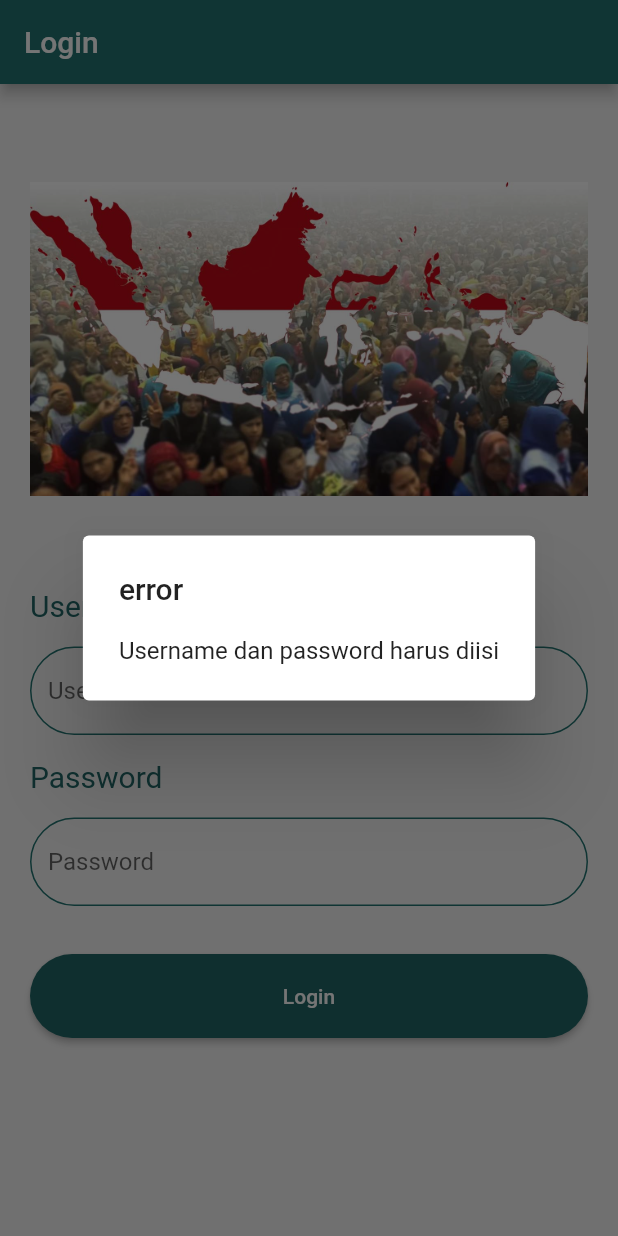
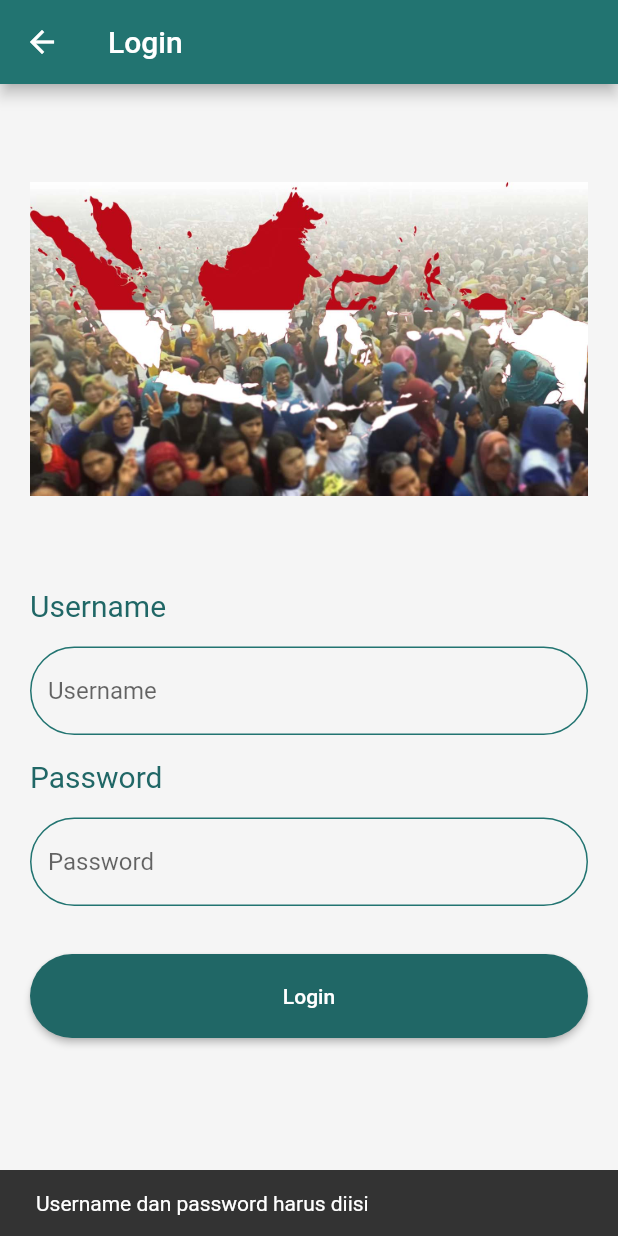
Before and after one commit to daneswarawicaksono/kependudukan-danes, a Flutter app: the LoginPage screen opened directly, after a tap on "Login", on a phone screen of 412 x 824 dp. Run offline on Flutter 3.47's test engine with Material 2 defaults, Android fonts, the phone set to English and light mode, and no system bars; missing offline and left inert: dart:js.

Commit message:
update login

```diff
--- a/lib/login_page.dart
+++ b/lib/login_page.dart
@@ -67,20 +67,26 @@ class _LoginPageState extends State<LoginPage> {
             onPressed: () {
               if (usernameController.text == "" &&
                   passwordController.text == "") {
-                showDialog(
-                    context: context,
-                    builder: (context) => AlertDialog(
-                          title: Text('error'),
-                          content: Text('Username dan password harus diisi'),
-                        ));
+                // showDialog(
+                //     context: context,
+                //     builder: (context) => AlertDialog(
+                //           title: Text('error'),
+                //           content: Text('Username dan password harus diisi'),
+                //         ));
+                ScaffoldMessenger.of(context).showSnackBar(SnackBar(
+                  content: Text('Username dan password harus diisi'),
+                ));
               } else if (usernameController.text != username &&
                   passwordController.text != password) {
-                showDialog(
-                    context: context,
-                    builder: (context) => AlertDialog(
-                          title: Text('error'),
-                          content: Text('Username dan password harus benar'),
-                        ));
+                // showDialog(
+                //     context: context,
+                //     builder: (context) => AlertDialog(
+                //           title: Text('error'),
+                //           content: Text('Username dan password harus benar'),
+                //         ));
+                ScaffoldMessenger.of(context).showSnackBar(SnackBar(
+                  content: Text('Username dan password harus benar'),
+                ));
               } else if (usernameController.text == username &&
                   passwordController.text == password) {
                 Navigator.pushReplacement(
@@ -90,12 +96,15 @@ class _LoginPageState extends State<LoginPage> {
                   ),
                 );
               } else {
-                showDialog(
-                    context: context,
-                    builder: (context) => AlertDialog(
-                          title: Text('error'),
-                          content: Text('something error'),
-                        ));
+                // showDialog(
+                //     context: context,
+                //     builder: (context) => AlertDialog(
+                //           title: Text('error'),
+                //           content: Text('something error'),
+                //         ));
+                ScaffoldMessenger.of(context).showSnackBar(SnackBar(
+                  content: Text('Something error'),
+                ));
               }
             },
             child: Text('Login'),
--- a/lib/main.dart
+++ b/lib/main.dart
@@ -1,5 +1,6 @@
 import 'package:flutter/material.dart';
 import 'package:kependudukan/login_page.dart';
+import 'package:kependudukan/search_page.dart';
 
 void main() {
   runApp(App());
@@ -13,7 +14,7 @@ class App extends StatelessWidget {
     return MaterialApp(
       title: 'Kependudukan',
       theme: ThemeData(),
-      home: const LoginPage(),
+      home: const SearchPage(),
     );
   }
 }
```
Also changed, not shown: lib/search_page.dart (added, +146 -0 lines).
